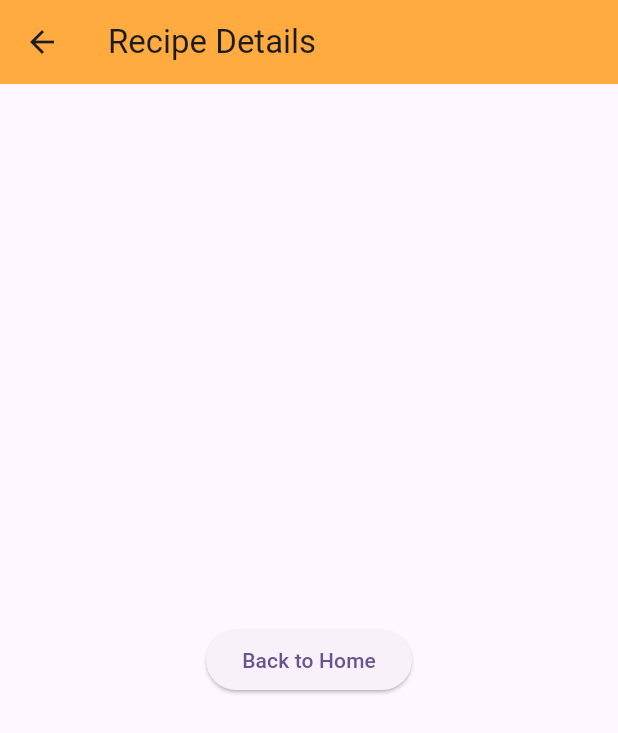
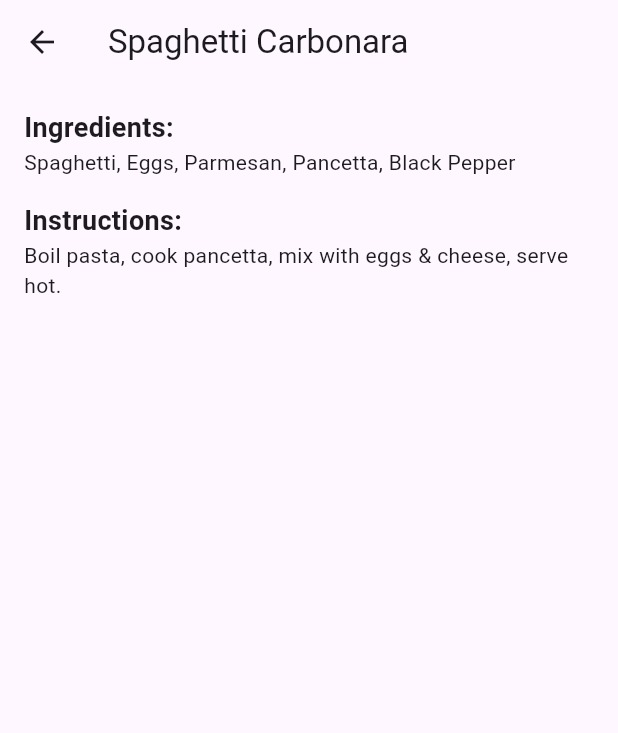
Before and after one commit to Ruhisawant/Recipe-Book-App, a Flutter app: the screen it shows after launch, after a tap on "Spaghetti Carbonara", on a phone screen of 412 x 824 dp. Shown: the top 733 px of the screen. Run offline on Flutter 3.47's test engine with Material 3 defaults, Android fonts, the phone set to English and light mode, and no system bars.

Commit message:
Added ingredients and intructions to details screen

```diff
--- a/lib/details_screen.dart
+++ b/lib/details_screen.dart
@@ -1,18 +1,39 @@
 import 'package:flutter/material.dart';
 
 class DetailsScreen extends StatelessWidget {
-  const DetailsScreen({super.key});
+  final String title;
+  final String ingredients;
+  final String instructions;
+
+  const DetailsScreen({
+    super.key,
+    required this.title,
+    required this.ingredients,
+    required this.instructions,
+  });
 
   @override
   Widget build(BuildContext context) {
     return Scaffold(
-      appBar: AppBar(title: const Text('Recipe Details'), backgroundColor: Colors.orangeAccent),
-      body: Center(
-        child: ElevatedButton(
-          onPressed: () {
-            Navigator.pop(context);
-          },
-          child: const Text('Back to Home'),
+      appBar: AppBar(title: Text(title)),
+      body: Padding(
+        padding: const EdgeInsets.all(16.0),
+        child: Column(
+          crossAxisAlignment: CrossAxisAlignment.start,
+          children: [
+            const Text(
+              'Ingredients:',
+              style: TextStyle(fontSize: 18, fontWeight: FontWeight.bold),
+            ),
+            Text(ingredients),
+
+            const SizedBox(height: 16),
+            const Text(
+              'Instructions:',
+              style: TextStyle(fontSize: 18, fontWeight: FontWeight.bold),
+            ),
+            Text(instructions),
+          ],
         ),
       ),
     );
--- a/lib/home_screen.dart
+++ b/lib/home_screen.dart
@@ -6,40 +6,83 @@ class HomeScreen extends StatelessWidget {
 
   @override
   Widget build(BuildContext context) {
-    final List<String> recipes = [
-      'Spaghetti Carbonara',
-      'Chicken Biryani',
-      'Margherita Pizza',
-      'Caesar Salad',
-      'Butter Chicken',
-      'Beef Tacos',
-      'Sushi Rolls',
-      'Chocolate Cake',
-      'Grilled Salmon',
-      'Vegetable Stir Fry',
+    final List<Map<String, String>> recipes = [
+      {
+        'title': 'Spaghetti Carbonara',
+        'ingredients': 'Spaghetti, Eggs, Parmesan, Pancetta, Black Pepper',
+        'instructions': 'Boil pasta, cook pancetta, mix with eggs & cheese, serve hot.'
+      },
+      {
+        'title': 'Chicken Biryani',
+        'ingredients': 'Chicken, Basmati Rice, Spices, Yogurt, Onions',
+        'instructions': 'Marinate chicken, cook rice, layer, and steam together.'
+      },
+      {
+        'title': 'Margherita Pizza',
+        'ingredients': 'Dough, Tomato Sauce, Mozzarella, Basil, Olive Oil',
+        'instructions': 'Prepare dough, spread sauce, top with cheese & basil, bake.'
+      },
+      {
+        'title': 'Caesar Salad',
+        'ingredients': 'Lettuce, Croutons, Parmesan, Caesar Dressing, Chicken (optional)',
+        'instructions': 'Toss lettuce with dressing, top with croutons & cheese.'
+      },
+      {
+        'title': 'Butter Chicken',
+        'ingredients': 'Chicken, Butter, Tomato Puree, Cream, Spices',
+        'instructions': 'Cook chicken, prepare sauce, simmer together, serve with naan.'
+      },
+      {
+        'title': 'Beef Tacos',
+        'ingredients': 'Ground Beef, Tortillas, Lettuce, Cheese, Salsa',
+        'instructions': 'Cook beef, assemble tacos, serve with salsa.'
+      },
+      {
+        'title': 'Sushi Rolls',
+        'ingredients': 'Rice, Nori, Fish, Vegetables, Soy Sauce',
+        'instructions': 'Roll ingredients in nori, slice, and serve with soy sauce.'
+      },
+      {
+        'title': 'Chocolate Cake',
+        'ingredients': 'Flour, Cocoa Powder, Sugar, Eggs, Butter',
+        'instructions': 'Mix ingredients, bake at 350°F, and let cool before serving.'
+      },
+      {
+        'title': 'Grilled Salmon',
+        'ingredients': 'Salmon, Lemon, Garlic, Olive Oil, Herbs',
+        'instructions': 'Marinate salmon, grill for 5 mins per side, serve hot.'
+      },
+      {
+        'title': 'Vegetable Stir Fry',
+        'ingredients': 'Mixed Vegetables, Soy Sauce, Garlic, Ginger, Oil',
+        'instructions': 'Stir-fry veggies with sauce and seasonings, serve hot.'
+      },
     ];
 
     return Scaffold(
-      appBar: AppBar(title: const Text('Recipe Book'), backgroundColor: Colors.redAccent),
-      body: Padding(
-        padding: const EdgeInsets.all(50),
-        child: ListView.builder(
+      appBar: AppBar(title: const Text('Recipe Book')),
+      body: ListView.builder(
         itemCount: recipes.length,
         itemBuilder: (context, index) {
           return ListTile(
             leading: const Icon(Icons.restaurant_menu),
-              title: Text(recipes[index]),
+            title: Text(recipes[index]['title']!),
             trailing: const Icon(Icons.arrow_forward),
             onTap: () {
               Navigator.push(
                 context,
-                  MaterialPageRoute(builder: (context) => const DetailsScreen()),
+                MaterialPageRoute(
+                  builder: (context) => DetailsScreen(
+                    title: recipes[index]['title']!,
+                    ingredients: recipes[index]['ingredients']!,
+                    instructions: recipes[index]['instructions']!,
+                  ),
+                ),
               );
             },
           );
         },
       ),
-      ),
     );
   }
 }
```
Lines whose indentation alone changed are shown as unchanged.
